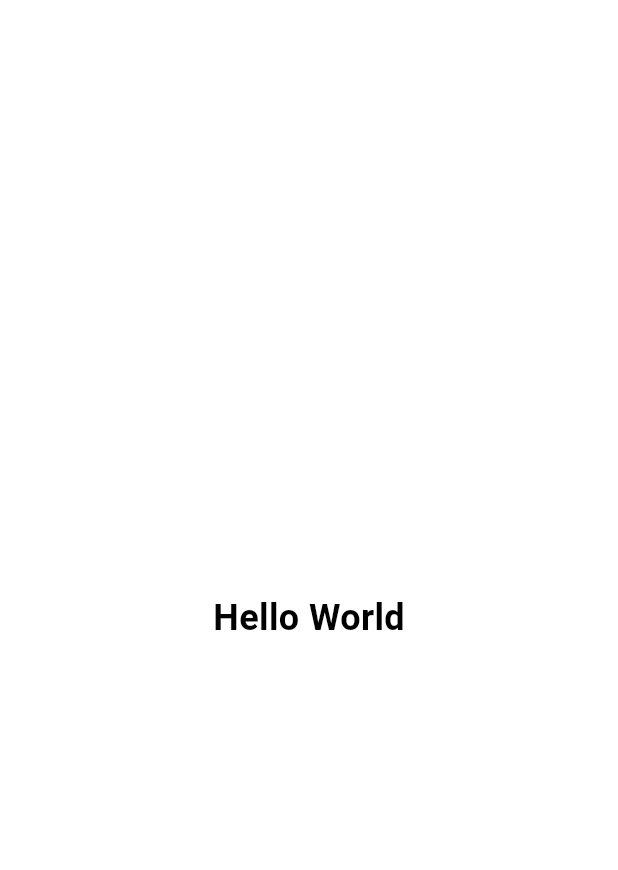
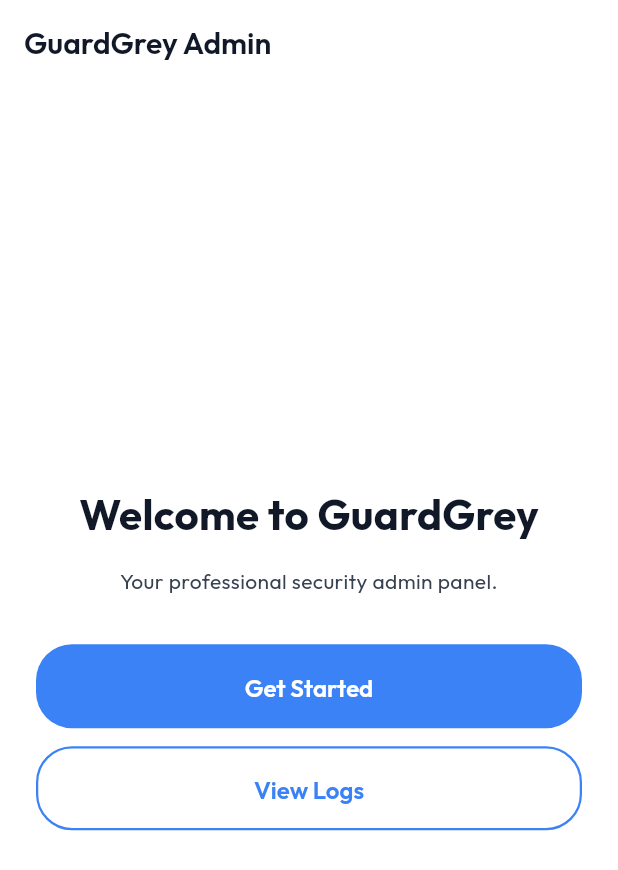
Before and after one commit to harsh2277/GuardGrey, a Flutter app: the screen it shows after launch, on a phone screen of 412 x 824 dp. Shown: the top 870 px of the screen. Run offline on Flutter 3.47's test engine with Material 3 defaults, Android fonts, the phone set to English and light mode, and no system bars; our stand-ins replace firebase_core, google_fonts; accounts and stored records are empty.

Commit message:
Add Design system

```diff
--- /dev/null
+++ b/lib/core/theme/app_colors.dart
@@ -0,0 +1,54 @@
+import 'package:flutter/material.dart';
+
+class AppColors {
+  // Prevent instantiation
+  AppColors._();
+
+  // 🔵 PRIMARY COLORS (Blue)
+  static const Color primary50 = Color(0xFFEFF6FF);
+  static const Color primary100 = Color(0xFFDBEAFE);
+  static const Color primary200 = Color(0xFFBFDBFE);
+  static const Color primary300 = Color(0xFF93C5FD);
+  static const Color primary400 = Color(0xFF60A5FA);
+  static const Color primary500 = Color(0xFF3B82F6); // Main Brand Color
+  static const Color primary600 = Color(0xFF2563EB);
+  static const Color primary700 = Color(0xFF1D4ED8);
+  static const Color primary800 = Color(0xFF1E40AF);
+  static const Color primary900 = Color(0xFF1E3A8A);
+
+  // ⚪ NEUTRAL COLORS (Grey Scale)
+  static const Color neutral50 = Color(0xFFF9FAFB);
+  static const Color neutral100 = Color(0xFFF3F4F6);
+  static const Color neutral200 = Color(0xFFE5E7EB);
+  static const Color neutral300 = Color(0xFFD1D5DB);
+  static const Color neutral400 = Color(0xFF9CA3AF);
+  static const Color neutral500 = Color(0xFF6B7280);
+  static const Color neutral600 = Color(0xFF4B5563);
+  static const Color neutral700 = Color(0xFF374151);
+  static const Color neutral800 = Color(0xFF1F2937);
+  static const Color neutral900 = Color(0xFF111827);
+
+  // 🚦 STATUS COLORS
+  // Success
+  static const Color successLight = Color(0xFFD1FAE5);
+  static const Color success = Color(0xFF10B981);
+  static const Color successDark = Color(0xFF047857);
+
+  // Warning
+  static const Color warningLight = Color(0xFFFEF3C7);
+  static const Color warning = Color(0xFFF59E0B);
+  static const Color warningDark = Color(0xFFB45309);
+
+  // Error
+  static const Color errorLight = Color(0xFFFEE2E2);
+  static const Color error = Color(0xFFEF4444);
+  static const Color errorDark = Color(0xFFB91C1C);
+
+  // Backgrounds
+  static const Color backgroundLight = Color(0xFFFFFFFF);
+  static const Color backgroundDark = Color(0xFF0F172A);
+
+  // Surfaces
+  static const Color surfaceLight = Color(0xFFFFFFFF);
+  static const Color surfaceDark = Color(0xFF1E293B);
+}
--- /dev/null
+++ b/lib/core/theme/app_text_styles.dart
@@ -0,0 +1,63 @@
+import 'package:flutter/material.dart';
+import 'package:google_fonts/google_fonts.dart';
+import 'app_colors.dart';
+
+class AppTextStyles {
+  AppTextStyles._();
+
+  static TextStyle get headingLarge => GoogleFonts.outfit(
+        fontSize: 32,
+        fontWeight: FontWeight.w700,
+        height: 1.2,
+        color: AppColors.neutral900,
+      );
+
+  static TextStyle get headingMedium => GoogleFonts.outfit(
+        fontSize: 28,
+        fontWeight: FontWeight.w700,
+        height: 1.2,
+        color: AppColors.neutral900,
+      );
+
+  static TextStyle get headingSmall => GoogleFonts.outfit(
+        fontSize: 24,
+        fontWeight: FontWeight.w600,
+        height: 1.3,
+        color: AppColors.neutral900,
+      );
+
+  static TextStyle get title => GoogleFonts.outfit(
+        fontSize: 20,
+        fontWeight: FontWeight.w600,
+        height: 1.4,
+        color: AppColors.neutral900,
+      );
+
+  static TextStyle get bodyLarge => GoogleFonts.outfit(
+        fontSize: 16,
+        fontWeight: FontWeight.w500,
+        height: 1.5,
+        color: AppColors.neutral800,
+      );
+
+  static TextStyle get bodyMedium => GoogleFonts.outfit(
+        fontSize: 14,
+        fontWeight: FontWeight.w400,
+        height: 1.5,
+        color: AppColors.neutral700,
+      );
+
+  static TextStyle get bodySmall => GoogleFonts.outfit(
+        fontSize: 12,
+        fontWeight: FontWeight.w400,
+        height: 1.5,
+        color: AppColors.neutral600,
+      );
+
+  static TextStyle get caption => GoogleFonts.outfit(
+        fontSize: 10,
+        fontWeight: FontWeight.w400,
+        height: 1.4,
+        color: AppColors.neutral500,
+      );
+}
--- /dev/null
+++ b/lib/core/theme/app_theme.dart
@@ -0,0 +1,209 @@
+import 'package:flutter/material.dart';
+import 'app_colors.dart';
+import 'app_text_styles.dart';
+
+class AppSpacing {
+  AppSpacing._();
+  static const double xs = 4.0;
+  static const double s = 8.0;
+  static const double m = 12.0;
+  static const double l = 16.0;
+  static const double xl = 20.0;
+  static const double xxl = 24.0;
+  static const double xxxl = 32.0;
+}
+
+class AppTheme {
+  AppTheme._();
+
+  static const double borderRadius = 20.0;
+  static const double cardRadius = 24.0;
+  static const double buttonRadius = 24.0;
+
+  static ThemeData get lightTheme {
+    return ThemeData(
+      useMaterial3: true,
+      brightness: Brightness.light,
+      primaryColor: AppColors.primary500,
+      scaffoldBackgroundColor: AppColors.backgroundLight,
+      colorScheme: const ColorScheme.light(
+        primary: AppColors.primary500,
+        onPrimary: Colors.white,
+        secondary: AppColors.primary600,
+        surface: AppColors.surfaceLight,
+        onSurface: AppColors.neutral900,
+        error: AppColors.error,
+      ),
+
+      // AppBar Theme
+      appBarTheme: AppBarTheme(
+        backgroundColor: AppColors.backgroundLight,
+        elevation: 0,
+        centerTitle: false,
+        titleTextStyle: AppTextStyles.title,
+        iconTheme: const IconThemeData(color: AppColors.neutral900),
+      ),
+
+      // Card Theme
+      cardTheme: CardThemeData(
+        color: AppColors.surfaceLight,
+        elevation: 2,
+        shadowColor: AppColors.neutral200.withOpacity(0.5),
+        shape: RoundedRectangleBorder(
+          borderRadius: BorderRadius.circular(cardRadius),
+        ),
+        margin: const EdgeInsets.all(AppSpacing.s),
+      ),
+
+      // Button Themes
+      elevatedButtonTheme: ElevatedButtonThemeData(
+        style: ElevatedButton.styleFrom(
+          backgroundColor: AppColors.primary500,
+          foregroundColor: Colors.white,
+          minimumSize: const Size(double.infinity, 56),
+          shape: RoundedRectangleBorder(
+            borderRadius: BorderRadius.circular(buttonRadius),
+          ),
+          textStyle: AppTextStyles.bodyLarge.copyWith(fontWeight: FontWeight.w600),
+          elevation: 0,
+        ),
+      ),
+
+      outlinedButtonTheme: OutlinedButtonThemeData(
+        style: OutlinedButton.styleFrom(
+          foregroundColor: AppColors.primary500,
+          side: const BorderSide(color: AppColors.primary500, width: 1.5),
+          minimumSize: const Size(double.infinity, 56),
+          shape: RoundedRectangleBorder(
+            borderRadius: BorderRadius.circular(buttonRadius),
+          ),
+          textStyle: AppTextStyles.bodyLarge.copyWith(fontWeight: FontWeight.w600),
+        ),
+      ),
+
+      // TextField Theme
+      inputDecorationTheme: InputDecorationTheme(
+        filled: true,
+        fillColor: AppColors.neutral50,
+        contentPadding: const EdgeInsets.symmetric(
+          horizontal: AppSpacing.l,
+          vertical: AppSpacing.l,
+        ),
+        border: OutlineInputBorder(
+          borderRadius: BorderRadius.circular(borderRadius),
+          borderSide: const BorderSide(color: AppColors.neutral200),
+        ),
+        enabledBorder: OutlineInputBorder(
+          borderRadius: BorderRadius.circular(borderRadius),
+          borderSide: const BorderSide(color: AppColors.neutral200),
+        ),
+        focusedBorder: OutlineInputBorder(
+          borderRadius: BorderRadius.circular(borderRadius),
+          borderSide: const BorderSide(color: AppColors.primary500, width: 2),
+        ),
+        errorBorder: OutlineInputBorder(
+          borderRadius: BorderRadius.circular(borderRadius),
+          borderSide: const BorderSide(color: AppColors.error),
+        ),
+        hintStyle: AppTextStyles.bodyMedium.copyWith(color: AppColors.neutral400),
+      ),
+
+      // Text Theme
+      textTheme: TextTheme(
+        headlineLarge: AppTextStyles.headingLarge,
+        headlineMedium: AppTextStyles.headingMedium,
+        headlineSmall: AppTextStyles.headingSmall,
+        titleLarge: AppTextStyles.title,
+        bodyLarge: AppTextStyles.bodyLarge,
+        bodyMedium: AppTextStyles.bodyMedium,
+        bodySmall: AppTextStyles.bodySmall,
+        labelSmall: AppTextStyles.caption,
+      ),
+    );
+  }
+
+  static ThemeData get darkTheme {
+    return ThemeData(
+      useMaterial3: true,
+      brightness: Brightness.dark,
+      primaryColor: AppColors.primary500,
+      scaffoldBackgroundColor: AppColors.backgroundDark,
+      colorScheme: const ColorScheme.dark(
+        primary: AppColors.primary500,
+        onPrimary: Colors.white,
+        secondary: AppColors.primary400,
+        surface: AppColors.surfaceDark,
+        onSurface: Colors.white,
+        error: AppColors.error,
+      ),
+
+      // AppBar Theme
+      appBarTheme: AppBarTheme(
+        backgroundColor: AppColors.backgroundDark,
+        elevation: 0,
+        centerTitle: false,
+        titleTextStyle: AppTextStyles.title.copyWith(color: Colors.white),
+        iconTheme: const IconThemeData(color: Colors.white),
+      ),
+
+      // Card Theme
+      cardTheme: CardThemeData(
+        color: AppColors.surfaceDark,
+        elevation: 0,
+        shape: RoundedRectangleBorder(
+          borderRadius: BorderRadius.circular(cardRadius),
+        ),
+        margin: const EdgeInsets.all(AppSpacing.s),
+      ),
+
+      // Button Themes (Reuse light button styles but adjusted if needed)
+      elevatedButtonTheme: ElevatedButtonThemeData(
+        style: ElevatedButton.styleFrom(
+          backgroundColor: AppColors.primary500,
+          foregroundColor: Colors.white,
+          minimumSize: const Size(double.infinity, 56),
+          shape: RoundedRectangleBorder(
+            borderRadius: BorderRadius.circular(buttonRadius),
+          ),
+          textStyle: AppTextStyles.bodyLarge.copyWith(fontWeight: FontWeight.w600),
+          elevation: 0,
+        ),
+      ),
+
+      // TextField Theme
+      inputDecorationTheme: InputDecorationTheme(
+        filled: true,
+        fillColor: AppColors.neutral900,
+        contentPadding: const EdgeInsets.symmetric(
+          horizontal: AppSpacing.l,
+          vertical: AppSpacing.l,
+        ),
+        border: OutlineInputBorder(
+          borderRadius: BorderRadius.circular(borderRadius),
+          borderSide: const BorderSide(color: AppColors.neutral800),
+        ),
+        enabledBorder: OutlineInputBorder(
+          borderRadius: BorderRadius.circular(borderRadius),
+          borderSide: const BorderSide(color: AppColors.neutral800),
+        ),
+        focusedBorder: OutlineInputBorder(
+          borderRadius: BorderRadius.circular(borderRadius),
+          borderSide: const BorderSide(color: AppColors.primary500, width: 2),
+        ),
+        hintStyle: AppTextStyles.bodyMedium.copyWith(color: AppColors.neutral500),
+      ),
+
+      // Text Theme
+      textTheme: TextTheme(
+        headlineLarge: AppTextStyles.headingLarge.copyWith(color: Colors.white),
+        headlineMedium: AppTextStyles.headingMedium.copyWith(color: Colors.white),
+        headlineSmall: AppTextStyles.headingSmall.copyWith(color: Colors.white),
+        titleLarge: AppTextStyles.title.copyWith(color: Colors.white),
+        bodyLarge: AppTextStyles.bodyLarge.copyWith(color: AppColors.neutral100),
+        bodyMedium: AppTextStyles.bodyMedium.copyWith(color: AppColors.neutral200),
+        bodySmall: AppTextStyles.bodySmall.copyWith(color: AppColors.neutral300),
+        labelSmall: AppTextStyles.caption.copyWith(color: AppColors.neutral400),
+      ),
+    );
+  }
+}
--- a/lib/main.dart
+++ b/lib/main.dart
@@ -1,6 +1,8 @@
 import 'package:flutter/material.dart';
 import 'package:firebase_core/firebase_core.dart';
 import 'firebase_options.dart';
+import 'core/theme/app_theme.dart';
+import 'core/theme/app_text_styles.dart';
 
 void main() async {
   WidgetsFlutterBinding.ensureInitialized();
@@ -17,15 +19,41 @@ class MyApp extends StatelessWidget {
   Widget build(BuildContext context) {
     return MaterialApp(
       debugShowCheckedModeBanner: false,
+      title: 'GuardGrey',
+      theme: AppTheme.lightTheme,
+      darkTheme: AppTheme.darkTheme,
+      themeMode: ThemeMode.system,
       home: Scaffold(
-        backgroundColor: Colors.white,
+        appBar: AppBar(
+          title: const Text('GuardGrey Admin'),
+        ),
         body: Center(
-          child: Text(
-            'Hello World',
-            style: TextStyle(
-              fontSize: 24,
-              fontWeight: FontWeight.bold,
-              color: Colors.black,
+          child: Padding(
+            padding: const EdgeInsets.all(24.0),
+            child: Column(
+              mainAxisAlignment: MainAxisAlignment.center,
+              children: [
+                Text(
+                  'Welcome to GuardGrey',
+                  style: AppTextStyles.headingMedium,
+                ),
+                const SizedBox(height: 16),
+                Text(
+                  'Your professional security admin panel.',
+                  style: AppTextStyles.bodyMedium,
+                  textAlign: TextAlign.center,
+                ),
+                const SizedBox(height: 32),
+                ElevatedButton(
+                  onPressed: () {},
+                  child: const Text('Get Started'),
+                ),
+                const SizedBox(height: 12),
+                OutlinedButton(
+                  onPressed: () {},
+                  child: const Text('View Logs'),
+                ),
+              ],
             ),
           ),
         ),
--- a/pubspec.yaml
+++ b/pubspec.yaml
@@ -35,6 +35,7 @@ dependencies:
   # Use with the CupertinoIcons class for iOS style icons.
   cupertino_icons: ^1.0.8
   firebase_core: ^3.1.0
+  google_fonts: ^6.2.1
 
 dev_dependencies:
   flutter_test:
```
Also changed, not shown: assets/images/hero_shield.png (added), pubspec.lock, 2 other files.
